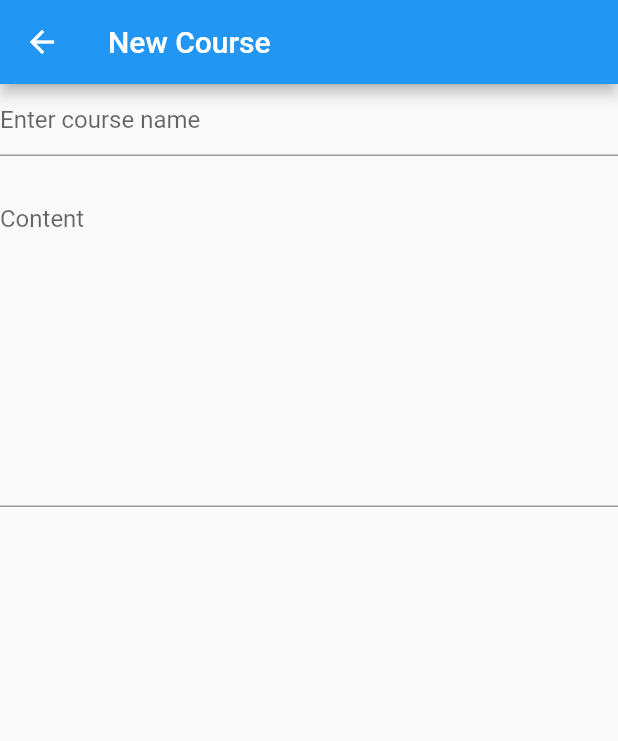
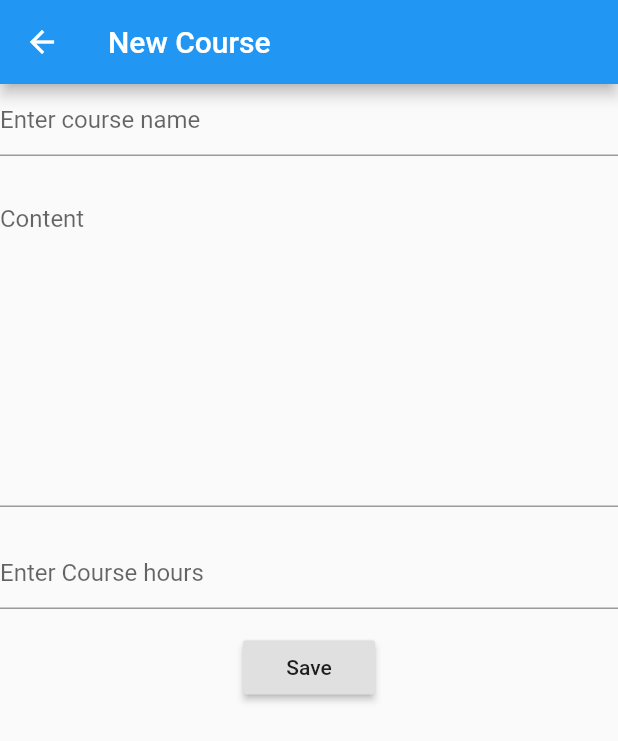
Before and after one commit to Mayaradel/PharmacyApplication, a Flutter app: the Home screen opened directly, after a tap on the "add" icon, on a phone screen of 412 x 824 dp. Shown: the top 741 px of the screen. Run offline on Flutter 3.47's test engine with Material 2 defaults, Android fonts, the phone set to English and light mode, and no system bars; our stand-ins replace sqflite; accounts and stored records are empty.

Commit message:
DbHelper class added Course class added

```diff
--- /dev/null
+++ b/lib/Model/Course.dart
@@ -0,0 +1,32 @@
+//import 'package:flutter/material.dart';
+
+class Course{
+  // attributes = fields in the table
+  var _id;
+  var _name;
+  var _content;
+  var _hours;
+
+  Course(dynamic obj){
+     _id = obj['id'];
+     _name = obj['name'];
+     _content = obj ['name'];
+
+  }
+  Course.fromMap(Map<String,dynamic>data){
+    _id = data['id'];
+    _name = data['name'];
+    _content = data['content'];
+    _hours = data['hours'];
+  }
+
+  Map<String,dynamic> toMap() => {
+    'id': _id, 'name': _name, 'content': _content, 'hours': _hours
+      };
+
+      int get id => _id;
+      String get name => _name;
+      String get content =>_content;
+      int get hours => _hours;
+
+}
--- /dev/null
+++ b/lib/dbhelper.dart
@@ -0,0 +1,43 @@
+
+import 'package:database/Model/Course.dart';
+import 'package:path/path.dart';
+
+import 'package:sqflite/sqflite.dart';
+
+class DbHelper{
+  static final DbHelper _instance = DbHelper.internal();
+  factory DbHelper() => _instance;
+  DbHelper.internal();
+  static Database? _db;
+
+  Future<Database?> createDatabase() async{
+    if(_db != null){
+      return _db;
+    }
+    //define the path to the database
+    String path = join(await getDatabasesPath(), 'school.db');
+    _db = await openDatabase(path,version: 1,onCreate: (Database db, int v){
+      //create all tables
+      db.execute("create table courses(id integer primary key autoincrement, name varchar(50), content varchar(255), hours integer)");
+    });
+    return _db;
+  }
+
+
+  Future<int> createCourse(Course course) async{
+    Database? db = await createDatabase();
+    //db.rawInsert('insert into courses')
+    return db!.insert('courses', course.toMap());
+  }
+
+  Future<List> allCourses() async{
+    Database? db = await createDatabase();
+    //db.rawQuery("select * from courses")
+    return db!.query('courses');
+  }
+
+  Future<int> deleteCourse(int id) async{
+    Database? db = await createDatabase();
+    return db!.delete('courses',where: 'id = ?',whereArgs:[id] );
+  }
+  }
--- a/lib/main.dart
+++ b/lib/main.dart
@@ -6,8 +6,7 @@ void main() {
 }
 
 class MyApp extends StatelessWidget {
-  //const MyApp({Key? key}) : super(key: key);
-
+  //const MyApp({Key? key}) : super(key: key)
   // This widget is the root of your application.
   @override
   Widget build(BuildContext context) {
--- a/lib/pages/Home.dart
+++ b/lib/pages/Home.dart
@@ -5,6 +5,7 @@ class Home extends StatefulWidget {
   @override
   _HomeState createState() => _HomeState();
 }
+
 class _HomeState extends State<Home> {
   @override
   Widget build(BuildContext context) {
@@ -18,7 +19,14 @@ class _HomeState extends State<Home> {
         ],
       ),
 
-      body: null,
+      body: Container(
+          constraints: BoxConstraints.expand(),
+          decoration: BoxDecoration(
+              image: DecorationImage(
+                  image: AssetImage("image2.jpeg"),
+                  fit: BoxFit.cover)
+          ),
+      ),
     );
   }
 }
--- a/lib/pages/NewCourse.dart
+++ b/lib/pages/NewCourse.dart
@@ -1,3 +1,7 @@
+// ignore_for_file: unused_local_variable
+
+import 'package:database/Model/Course.dart';
+import 'package:database/dbhelper.dart';
 import 'package:flutter/material.dart';
 
 class NewCourse extends StatefulWidget {
@@ -9,13 +13,23 @@ class _NewCourseState  extends State<NewCourse> {
   var name;
   var content;
   var hours;
+  late DbHelper helper ;
+
+  @override
+  void initState() {
+    super.initState();
+    helper = DbHelper();
+  }
+
+
   @override
   Widget build(BuildContext context) {
     return Scaffold(
       appBar: AppBar(
         title: Text('New Course'),
       ),
-      body : Form(child: Column(
+      body :
+      Form(child: Column(
           children: <Widget>[
             TextFormField(
               decoration: InputDecoration(
@@ -40,6 +54,27 @@ class _NewCourseState  extends State<NewCourse> {
               },
             ),
             SizedBox(height: 20,),
+
+            TextFormField(
+              keyboardType: TextInputType.number,
+              decoration: InputDecoration(
+                  hintText: 'Enter Course hours'
+              ),
+              onChanged: (value){
+                setState(() {
+                  hours = int.parse(value);
+                });
+              },
+            ),
+            SizedBox(height: 15,),
+
+            RaisedButton( child: Text('Save'),
+                onPressed : () async{
+                  Course c = Course({'name':name , 'content' :content ,'hours': hours});
+                  int id = await helper.createCourse(c);
+                  Navigator.of(context).pop();
+                },
+            )
           ],
         ),
       )
--- a/lib/pages/Welcomepage.dart
+++ b/lib/pages/Welcomepage.dart
@@ -11,8 +11,9 @@ class _WelcomepageState extends State<Welcomepage> {
   Widget build(BuildContext context) {
     return Scaffold(
       appBar: AppBar(
-        title: Text('Application name'),
+        title: Text('Pharmacy'),
       ),
+
       body:
       Center(
       child: Column(
```
Also changed, not shown: pubspec.yaml (+6 -3 lines), images/image1.jpeg (deleted), lib/pages/image2.jpeg (renamed from images/image2.jpeg), pubspec.lock.
